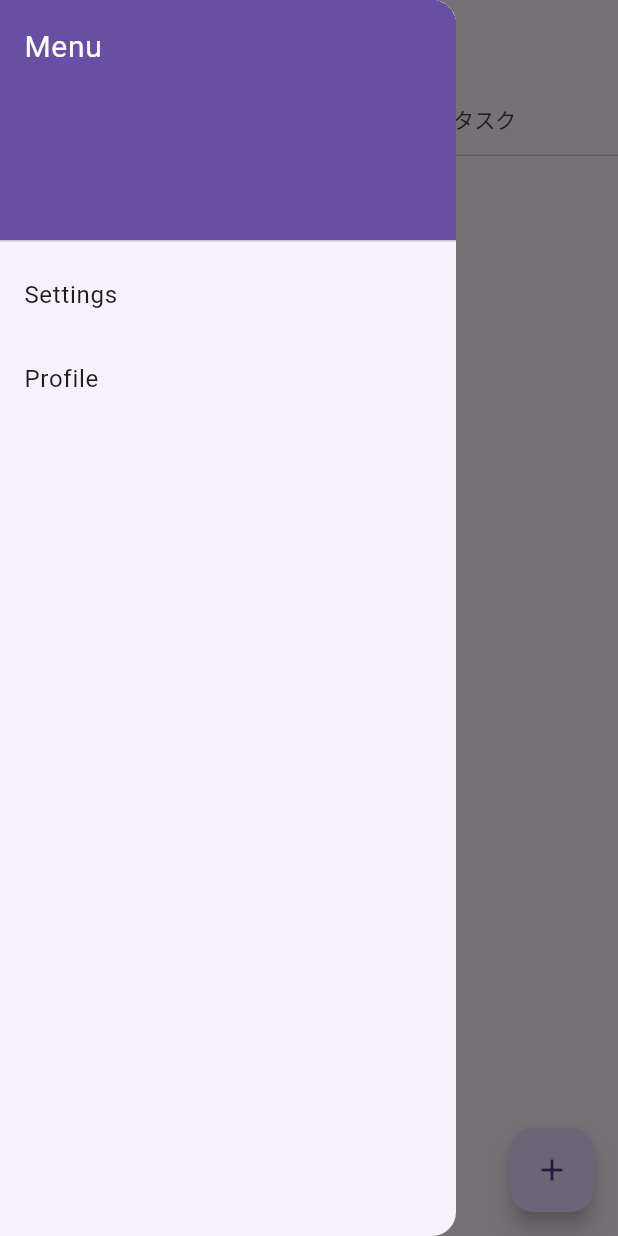
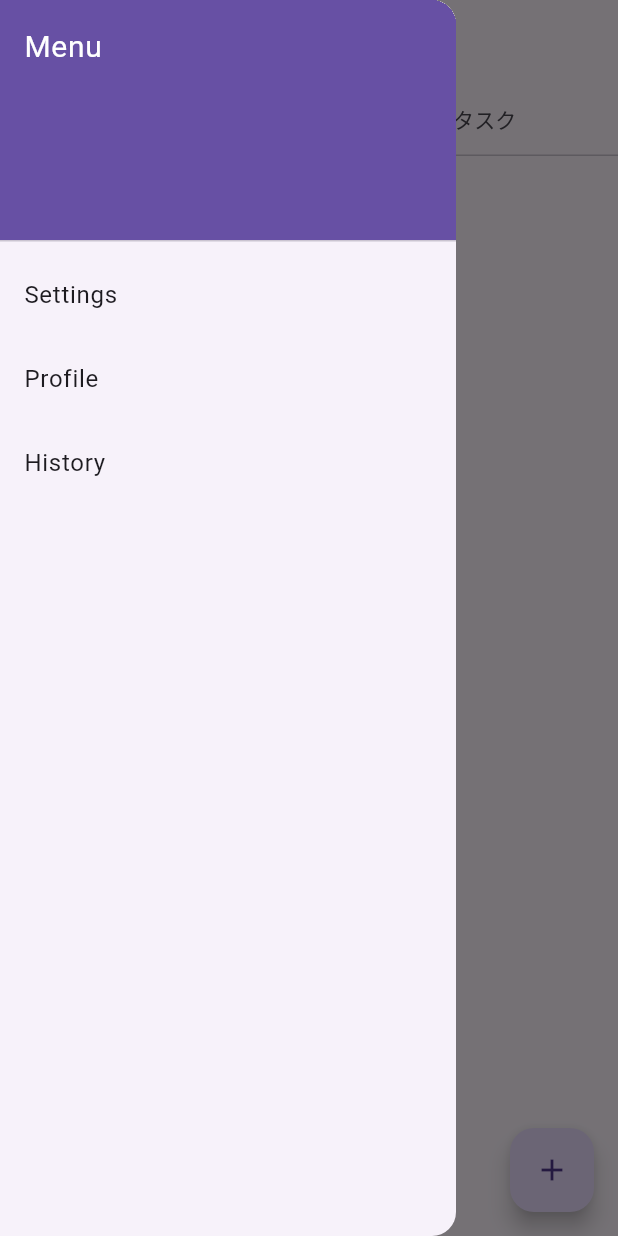
Before and after one commit to takumi-I621/task_app, a Flutter app: the screen it shows after launch, with the side drawer open, on a phone screen of 412 x 824 dp. Run offline on Flutter 3.47's test engine with Material 3 defaults, Android fonts, the phone set to English and light mode, and no system bars; our stand-ins replace shared_preferences.

Commit message:
History has been added and modified.

```diff
--- a/lib/main.dart
+++ b/lib/main.dart
@@ -4,6 +4,7 @@ import './providers/task_provider.dart';
 import './screens/todo_screen.dart';
 import './screens/settings_screen.dart';
 import './screens/profile_screen.dart';
+import './screens/history_screen.dart'; // 追加
 
 void main() {
   runApp(MyApp());
@@ -23,6 +24,7 @@ class MyApp extends StatelessWidget {
               '/': (context) => ToDoScreen(), // メイン画面
               '/settings': (context) => SettingsScreen(), // 設定画面
               '/profile': (context) => ProfileScreen(), // プロフィール画面
+              '/history': (context) => HistoryScreen(), // 追加
             },
           );
         },
--- a/lib/screens/todo_screen.dart
+++ b/lib/screens/todo_screen.dart
@@ -50,6 +50,13 @@ class ToDoScreen extends StatelessWidget {
                   Navigator.pushNamed(context, '/profile');
                 },
               ),
+              ListTile(
+                title: const Text('History'),
+                onTap: () {
+                  // History画面に遷移
+                  Navigator.pushNamed(context, '/history');
+                },
+              ),
             ],
           ),
         ),
```
Also changed, not shown: lib/screens/history_screen.dart (added, +17 -0 lines).
